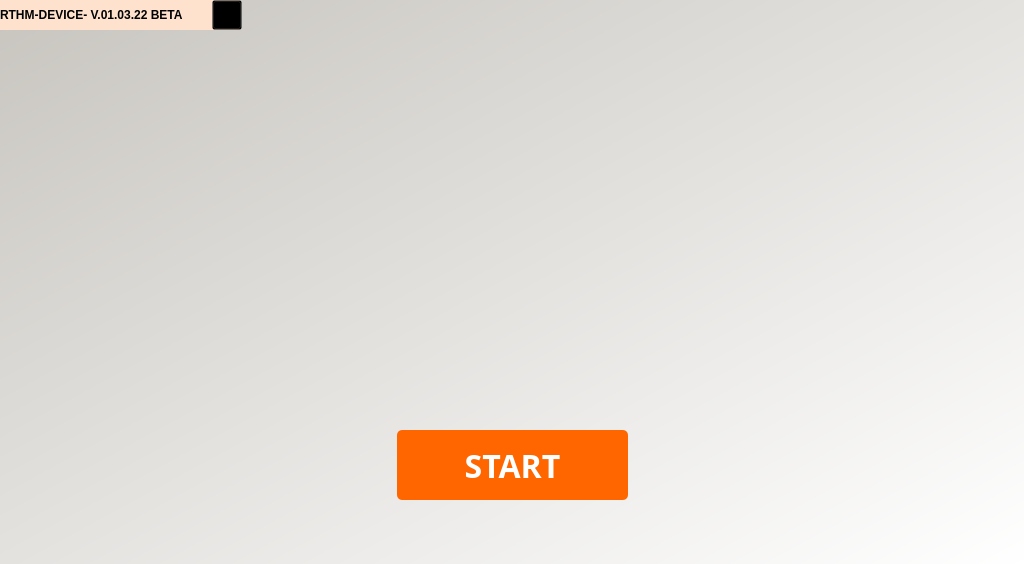
Above: FRONTEND/windowStart.ui from Jonnykoder/RTHM-Device before the change. Below: the same form after it.
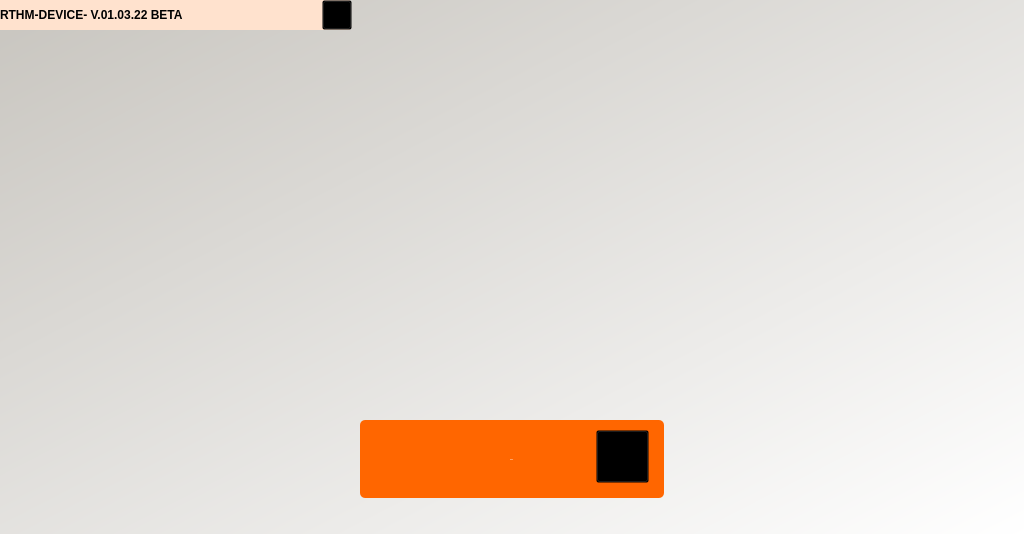
That is the form after the change. Icons and pictures are not drawn.

Patch:
```diff
--- a/FRONTEND/windowStart.ui
+++ b/FRONTEND/windowStart.ui
@@ -7,7 +7,7 @@
     <x>0</x>
     <y>0</y>
     <width>1024</width>
-    <height>564</height>
+    <height>534</height>
    </rect>
   </property>
   <property name="windowTitle">
@@ -22,7 +22,7 @@
      <x>0</x>
      <y>0</y>
      <width>1024</width>
-     <height>564</height>
+     <height>534</height>
     </rect>
    </property>
    <property name="styleSheet">
@@ -32,10 +32,10 @@
    <widget class="QLabel" name="imgStartScreenLogo">
     <property name="geometry">
      <rect>
-      <x>252</x>
-      <y>30</y>
-      <width>521</width>
-      <height>391</height>
+      <x>279</x>
+      <y>60</y>
+      <width>466</width>
+      <height>341</height>
      </rect>
     </property>
     <property name="text">
@@ -51,16 +51,16 @@
    <widget class="QPushButton" name="btnStart">
     <property name="geometry">
      <rect>
-      <x>397</x>
-      <y>430</y>
-      <width>231</width>
-      <height>70</height>
+      <x>360</x>
+      <y>420</y>
+      <width>304</width>
+      <height>78</height>
      </rect>
     </property>
     <property name="font">
      <font>
       <family>Montserrat</family>
-      <pointsize>24</pointsize>
+      <pointsize>-1</pointsize>
       <weight>75</weight>
       <italic>false</italic>
       <bold>true</bold>
@@ -80,7 +80,7 @@
 </string>
     </property>
     <property name="text">
-     <string>START</string>
+     <string>START   </string>
     </property>
    </widget>
    <widget class="QPushButton" name="btnInfo">
@@ -88,7 +88,7 @@
      <rect>
       <x>0</x>
       <y>0</y>
-      <width>240</width>
+      <width>350</width>
       <height>30</height>
      </rect>
     </property>
@@ -106,7 +106,7 @@
    <widget class="QPushButton" name="btnInfo_2">
     <property name="geometry">
      <rect>
-      <x>212</x>
+      <x>322</x>
       <y>0</y>
       <width>30</width>
       <height>30</height>
@@ -123,6 +123,27 @@
       <normaloff>images/icons/i.png</normaloff>images/icons/i.png</iconset>
     </property>
    </widget>
+   <widget class="QPushButton" name="btnStart_2">
+    <property name="geometry">
+     <rect>
+      <x>596</x>
+      <y>430</y>
+      <width>53</width>
+      <height>53</height>
+     </rect>
+    </property>
+    <property name="styleSheet">
+     <string notr="true">icon-size: 53px;
+background-color: transparent;</string>
+    </property>
+    <property name="text">
+     <string/>
+    </property>
+    <property name="icon">
+     <iconset>
+      <normaloff>images/icons/start.png</normaloff>images/icons/start.png</iconset>
+    </property>
+   </widget>
   </widget>
  </widget>
  <resources>
```
Left out of the diff: 4 changed lines with no effect on the pictures.
